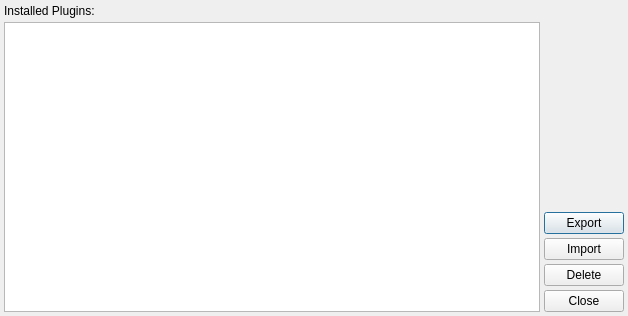
This is plugins/forms/dialogSettingsMigrator.ui in kestermckinney/ProjectNotes as Qt 5 draws it before an edit. The edited form follows.
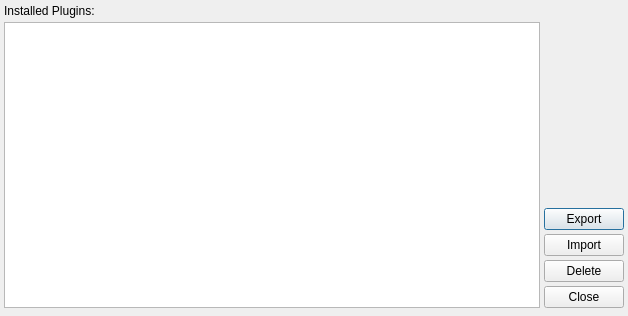
This is the edited form.

What changed in the file:
```diff
--- a/plugins/forms/dialogSettingsMigrator.ui
+++ b/plugins/forms/dialogSettingsMigrator.ui
@@ -27,7 +27,7 @@
     <number>4</number>
    </property>
    <property name="bottomMargin">
-    <number>4</number>
+    <number>8</number>
    </property>
    <item>
     <widget class="QLabel" name="labelInstalledPlugins">
```
